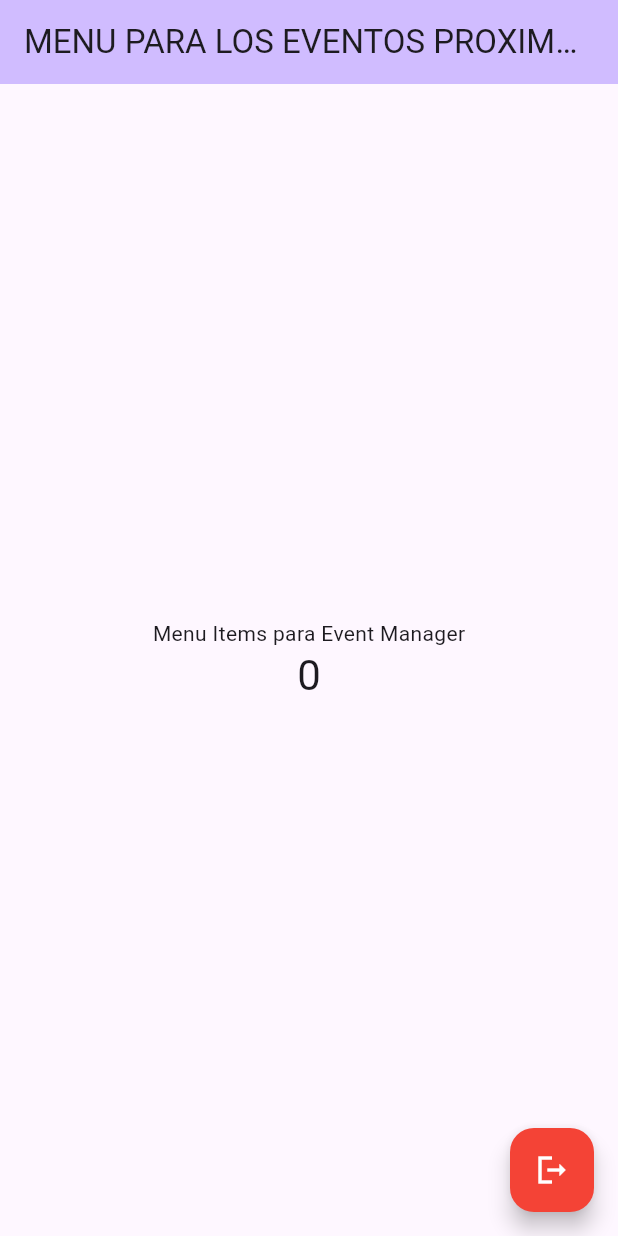
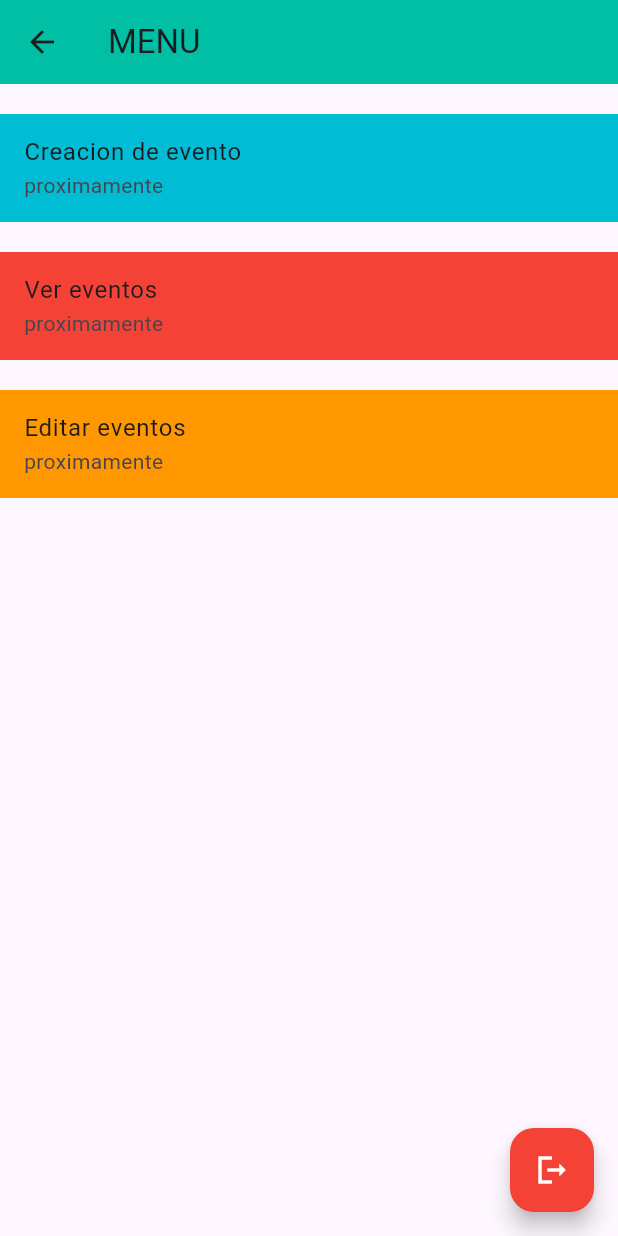
Before and after one commit to MrSp000ky/manejador_eventos, a Flutter app: the MenuPage screen opened directly, on a phone screen of 412 x 824 dp. Run offline on Flutter 3.47's test engine with Material 3 defaults, Android fonts, the phone set to English and light mode, and no system bars; our stand-ins replace firebase_auth, firebase_core, go_router; accounts and stored records are empty.

Commit message:
Commit Merge de Versiones

```diff
--- /dev/null
+++ b/lib/config/router/app_router.dart
@@ -0,0 +1,30 @@
+import 'package:go_router/go_router.dart';
+import 'package:manejador_eventos/screens/screens.dart';
+import 'package:manejador_eventos/screens/viewScreen/ViewPageScreen.dart';
+final appRouter = GoRouter(routes:
+
+  [
+  GoRoute(
+    path: '/',
+    builder: (context, state) => const LoginPage(),
+  ),
+  GoRoute(
+    path: '/login-page',
+    builder: (context, state) => const LoginPage(),
+  ),
+  GoRoute(
+    path: '/creation-event',
+    builder: (context, state) => const CreationEventPage(),
+  ),GoRoute(
+    path: '/view-event',
+    builder: (context, state) => const ViewPageScreen(),
+  ),
+  GoRoute(
+    path: '/menu-page',
+    builder: (context, state) => const MenuPage(),
+  ),
+  GoRoute(
+    path: '/new-user',
+    builder: (context, state) => const RegistrationPage(),
+  ),
+]);
--- a/lib/screens/menu/MenuPage.dart
+++ b/lib/screens/menu/MenuPage.dart
@@ -1,65 +1,76 @@
 import 'package:flutter/material.dart';
-import 'package:manejador_eventos/screens/LoginScreen/LoginPage.dart';
+import 'package:go_router/go_router.dart';
 
 class MenuPage extends StatefulWidget {
   const MenuPage({super.key, });
-
 
   @override
   State<MenuPage> createState() => _MenuPageState();
 }
 
 class _MenuPageState extends State<MenuPage> {
-  int _counter = 0;
-
-  void _incrementCounter() {
-    setState(() {
-      // This call to setState tells the Flutter framework that something has
-      // changed in this State, which causes it to rerun the build method below
-      // so that the display can reflect the updated values. If we changed
-      // _counter without calling setState(), then the build method would not be
-      // called again, and so nothing would appear to happen.
-      _counter++;
-    });
-  }
+  final double sizedBoxHeight = 20;
 
   @override
-  Widget build(BuildContext context) {
+  Widget build(BuildContext context)
+  {
     return Scaffold(
       appBar: AppBar(
-        backgroundColor: Theme.of(context).colorScheme.inversePrimary,
-        title: const Text("MENU PARA LOS EVENTOS PROXIMAMENTE"),
+        backgroundColor:  Colors.tealAccent.shade700,
+        title: const Text("MENU "),
+
       ),
-
       body: Center(
         child: Column(
-          mainAxisAlignment: MainAxisAlignment.center,
+          mainAxisAlignment: MainAxisAlignment.start,
           children: <Widget>[
-            const Text(
-              'Menu Items para Event Manager',
+          SizedBox(
+            height: sizedBoxHeight,
+          ),
+          ListTile(
+            title: const Text('Creacion de evento'),
+            subtitle: const Text('proximamente'),
+            tileColor: Colors.cyan,
+            onTap: () => context.go('/creation-event'),
+          ),
+           SizedBox(
+            height: sizedBoxHeight,
+          ),
+          ListTile(
+            title: const Text('Ver eventos'),
+            subtitle: const Text('proximamente'),
+            tileColor: Colors.red,
+            onTap:() => context.go('/view-event'),
             ),
-            Text(
-              '$_counter',
-              style: Theme.of(context).textTheme.headlineMedium,
-            ),
+            SizedBox(
+            height: sizedBoxHeight,
+          ),
+            ListTile(
+            title: const Text('Editar eventos'),
+            subtitle: const Text('proximamente'),
+            tileColor: Colors.orange,
+            onTap:() => context.go('/view-event'),
+            )
           ],
         ),
       ),
+
       floatingActionButton: Column(
-         mainAxisAlignment: MainAxisAlignment.end,
+        mainAxisAlignment: MainAxisAlignment.end,
         crossAxisAlignment: CrossAxisAlignment.end,
         children: [
           FloatingActionButton(
+            tooltip: "Cerrar Sesion",
             elevation: 6,
             backgroundColor: Colors.red,
             foregroundColor: Colors.white,
             onPressed: (){
-              Navigator.pushAndRemoveUntil(context, MaterialPageRoute(builder: (context) => LoginPage()), (route) => false);
+              context.go('/login-page');
           },
             child: const Icon(Icons.logout_sharp)
             ),
         ],
-      ), // This trailing comma makes auto-formatting nicer for build methods.
+      ),
     );
   }
 }
--- /dev/null
+++ b/lib/screens/screens.dart
@@ -0,0 +1,4 @@
+export 'package:manejador_eventos/screens/LoginScreen/LoginPage.dart';
+export 'package:manejador_eventos/screens/LoginScreen/RegistrationPage.dart';
+export 'package:manejador_eventos/screens/menu/MenuPage.dart';
+export 'package:manejador_eventos/screens/creationScreen/CreationEventPage.dart';
```
Also changed, not shown: lib/main.dart (+4 -4 lines), lib/screens/LoginScreen/LoginPage.dart (+3 -8 lines), lib/screens/LoginScreen/RegistrationPage.dart (+3 -4 lines), lib/screens/creationScreen/CreationEventPage.dart (added, +245 -0 lines), lib/screens/viewScreen/ViewPageScreen.dart (added, +27 -0 lines), lib/screens/widgets/login_register_form.dart (+7 -3 lines), lib/screens/widgets/AuthForms.dart (deleted), lib/screens/widgets/event_creation_form.dart (added).
